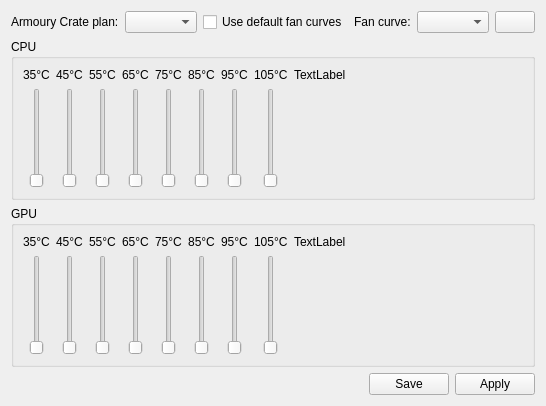
Qt form src/ui/fansTab/FansTab.ui (ioerrorle/G14ControlPP) before a commit.
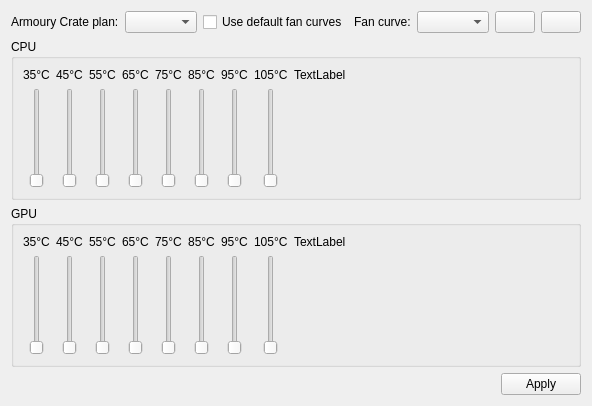
The same form after that commit.

Diff of the .ui file:
```diff
--- a/src/ui/fansTab/FansTab.ui
+++ b/src/ui/fansTab/FansTab.ui
@@ -47,6 +47,13 @@
        </property>
       </widget>
      </item>
+     <item>
+      <widget class="QPushButton" name="saveButton">
+       <property name="text">
+        <string/>
+       </property>
+      </widget>
+     </item>
      <item>
       <spacer name="horizontalSpacer">
        <property name="orientation">
@@ -439,13 +446,6 @@
        </property>
       </spacer>
      </item>
-     <item>
-      <widget class="QPushButton" name="saveButton">
-       <property name="text">
-        <string>Save</string>
-       </property>
-      </widget>
-     </item>
      <item>
       <widget class="QPushButton" name="applyButton">
        <property name="text">
```
